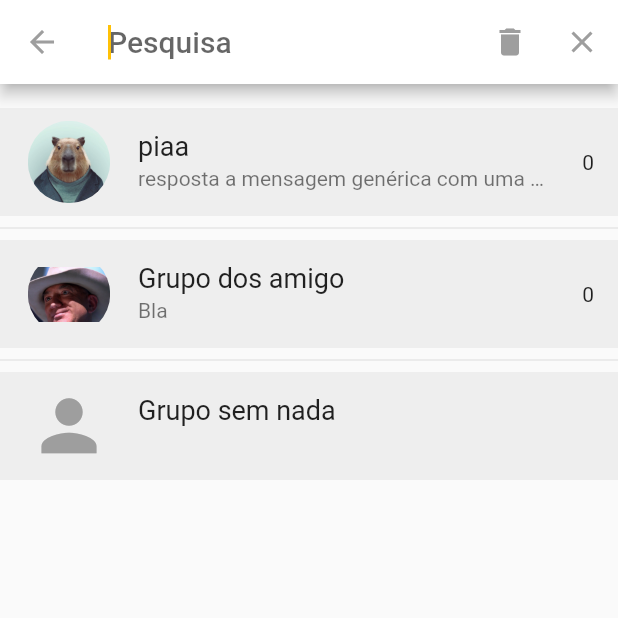
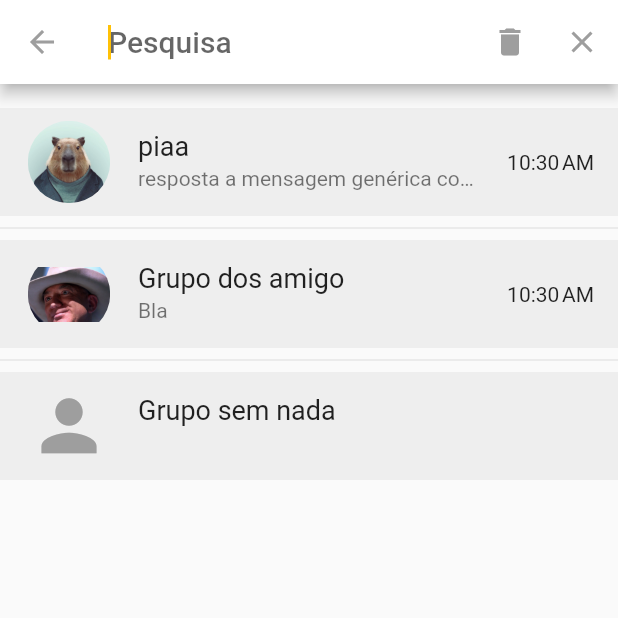
Before and after one commit to FPiaa/messenger_app, a Flutter app: the screen it shows after launch, after a tap on the "search" icon, on a phone screen of 412 x 824 dp, the top half of it. Run offline on Flutter 3.47's test engine with Material 2 defaults, Android fonts, the phone set to English and light mode, and no system bars.

Commit message:
Formatar o horário da ultima mensagem da Conversa na HomePage

```diff
--- a/lib/pages/conversa_page.dart
+++ b/lib/pages/conversa_page.dart
@@ -1,11 +1,12 @@
 import 'package:flutter/material.dart';
+import 'package:messenger_app/models/mensagem.dart';
 
 import '../models/conversa.dart';
 
 class ConversaPage extends StatefulWidget {
-  Conversa conversa;
+  final Conversa conversa;
 
-  ConversaPage({super.key, required this.conversa});
+  const ConversaPage({super.key, required this.conversa});
 
   @override
   State<ConversaPage> createState() => _ConversaPageState();
--- a/lib/widget/conversa_list/conversa_tile.dart
+++ b/lib/widget/conversa_list/conversa_tile.dart
@@ -1,4 +1,5 @@
 import 'package:flutter/material.dart';
+import 'package:intl/intl.dart';
 import 'package:messenger_app/provider/conversas_selecionadas_provider.dart';
 import 'package:provider/provider.dart';
 import 'package:provider/single_child_widget.dart';
@@ -45,7 +46,6 @@ class ConversaTile extends StatelessWidget {
         }));
       },
       onLongPress: () => {
-        print(conversa.hashCode),
         selecionadas.conversas.contains(conversa)
             ? selecionadas.remove(conversa)
             : selecionadas.save(conversa)
@@ -104,8 +104,8 @@ class ConversaTile extends StatelessWidget {
     if (conversa.mensagens.isEmpty) {
       return const Text(" ");
     } else {
-      // TODO: Adicionar formatação bonita para as hora
-      return Text("${conversa.mensagens.last.dataEnvio.second}");
+      // TODO: Formatar de acordo com a preferência do usuário
+      return Text(DateFormat.jm().format(conversa.mensagens.last.dataEnvio));
     }
   }
 }
--- a/pubspec.yaml
+++ b/pubspec.yaml
@@ -32,6 +32,7 @@ dependencies:
   flutter:
     sdk: flutter
   provider: ^6.0.0
+  intl: ^0.17.0
 
 
   # The following adds the Cupertino Icons font to your application.
```
Also changed, not shown: pubspec.lock.
